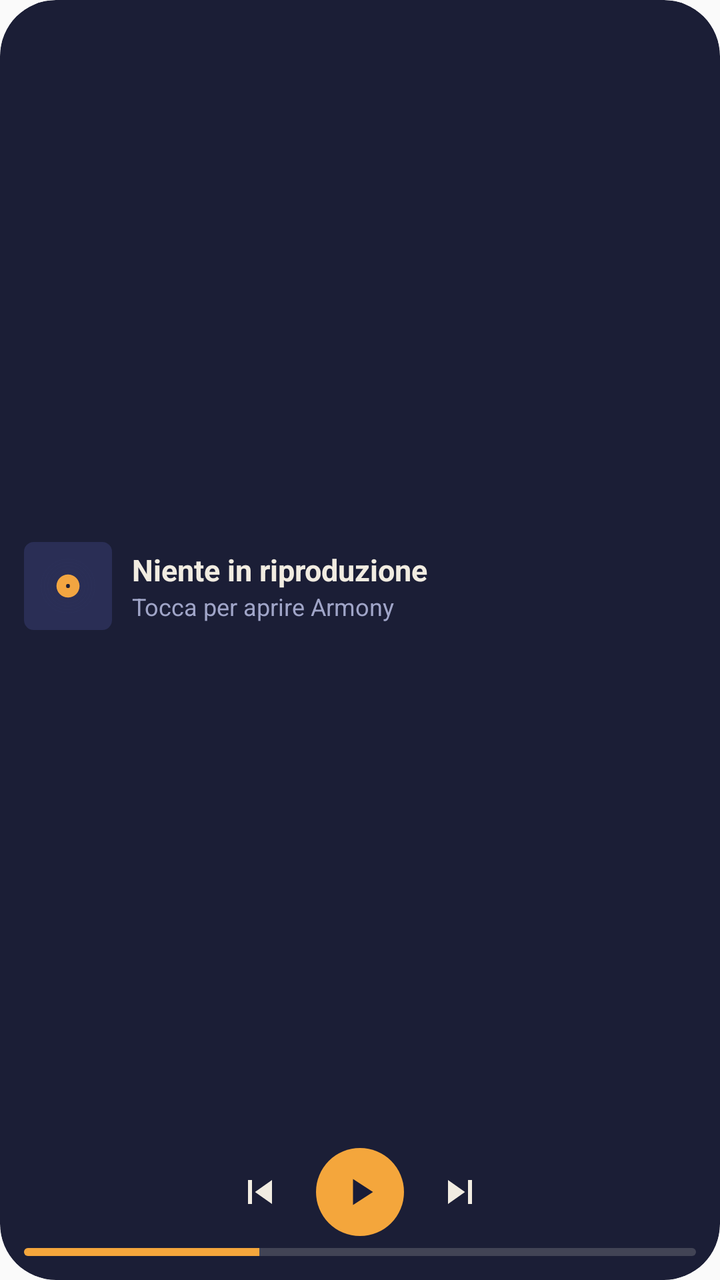
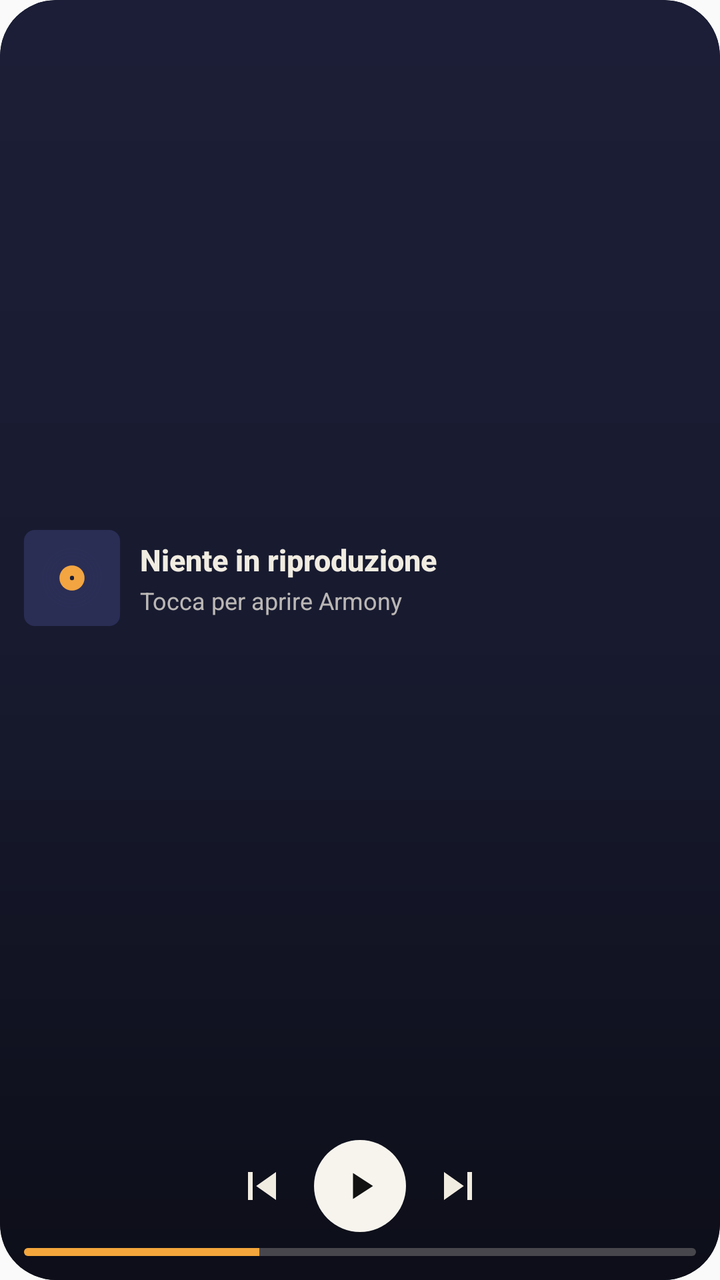

An Android layout rendered at two revisions. The XML below is the earlier revision; the diff shows what the commit changed to produce the second picture.
<!-- AndroidManifest.xml: application theme AppTheme -->
<!-- res/layout/widget_compact.xml -->
<?xml version="1.0" encoding="utf-8"?>
<LinearLayout xmlns:android="http://schemas.android.com/apk/res/android"
    android:id="@android:id/background"
    android:layout_width="match_parent"
    android:layout_height="match_parent"
    android:background="@drawable/widget_bg"
    android:clipToOutline="true"
    android:orientation="vertical"
    android:padding="12dp">

    <LinearLayout
        android:layout_width="match_parent"
        android:layout_height="0dp"
        android:layout_weight="1"
        android:gravity="center_vertical"
        android:orientation="horizontal">

        <ImageView
            android:id="@+id/w_cover"
            android:layout_width="44dp"
            android:layout_height="44dp"
            android:contentDescription="@string/widget_cover"
            android:scaleType="fitCenter"
            android:src="@drawable/widget_logo" />

        <LinearLayout
            android:layout_width="0dp"
            android:layout_height="wrap_content"
            android:layout_marginStart="10dp"
            android:layout_weight="1"
            android:orientation="vertical">

            <TextView
                android:id="@+id/w_title"
                android:layout_width="match_parent"
                android:layout_height="wrap_content"
                android:ellipsize="end"
                android:fontFamily="sans-serif"
                android:maxLines="1"
                android:text="@string/widget_idle"
                android:textColor="@color/widget_ink"
                android:textSize="15sp"
                android:textStyle="bold" />

            <TextView
                android:id="@+id/w_artist"
                android:layout_width="match_parent"
                android:layout_height="wrap_content"
                android:ellipsize="end"
                android:maxLines="1"
                android:text="@string/widget_idle_sub"
                android:textColor="@color/widget_muted"
                android:textSize="12sp" />
        </LinearLayout>
    </LinearLayout>

    <LinearLayout
        android:layout_width="match_parent"
        android:layout_height="wrap_content"
        android:gravity="center"
        android:orientation="horizontal">

        <ImageButton
            android:id="@+id/w_prev"
            android:layout_width="40dp"
            android:layout_height="40dp"
            android:background="@drawable/widget_press"
            android:contentDescription="@string/widget_prev"
            android:src="@drawable/widget_ic_prev" />

        <ImageButton
            android:id="@+id/w_toggle"
            android:layout_width="44dp"
            android:layout_height="44dp"
            android:layout_marginStart="8dp"
            android:layout_marginEnd="8dp"
            android:background="@drawable/widget_play_bg"
            android:contentDescription="@string/widget_play"
            android:src="@drawable/widget_ic_play" />

        <ImageButton
            android:id="@+id/w_next"
            android:layout_width="40dp"
            android:layout_height="40dp"
            android:background="@drawable/widget_press"
            android:contentDescription="@string/widget_next"
            android:src="@drawable/widget_ic_next" />
    </LinearLayout>

    <ProgressBar
        android:id="@+id/w_progress"
        style="?android:attr/progressBarStyleHorizontal"
        android:layout_width="match_parent"
        android:layout_height="4dp"
        android:layout_marginTop="6dp"
        android:indeterminate="false"
        android:max="1000"
        android:maxHeight="4dp"
        android:minHeight="4dp"
        android:progress="350"
        android:progressDrawable="@drawable/widget_progress" />
</LinearLayout>
<!-- resources referenced by this layout -->
<resources>
  <color name="widget_ink">#F1ECE1</color>
  <color name="widget_muted">#A0A5C8</color>
  <!-- drawable widget_bg (drawable) -->
  <?xml version="1.0" encoding="utf-8"?>
  <shape xmlns:android="http://schemas.android.com/apk/res/android" android:shape="rectangle">
      <solid android:color="@color/widget_bg" />
      <corners android:radius="@dimen/widget_radius" />
  </shape>
  <!-- drawable widget_ic_next (drawable) -->
  <?xml version="1.0" encoding="utf-8"?>
  <vector xmlns:android="http://schemas.android.com/apk/res/android" android:width="24dp" android:height="24dp" android:viewportWidth="24" android:viewportHeight="24">
      <path android:fillColor="@color/widget_ink" android:pathData="M6,18l8.5,-6L6,6v12zM16,6v12h2V6h-2z" />
  </vector>
  <!-- drawable widget_ic_play (drawable) -->
  <?xml version="1.0" encoding="utf-8"?>
  <vector xmlns:android="http://schemas.android.com/apk/res/android" android:width="24dp" android:height="24dp" android:viewportWidth="24" android:viewportHeight="24">
      <path android:fillColor="@color/widget_on_accent" android:pathData="M8.5,5.5v13l10,-6.5z" />
  </vector>
  <!-- drawable widget_ic_prev (drawable) -->
  <?xml version="1.0" encoding="utf-8"?>
  <vector xmlns:android="http://schemas.android.com/apk/res/android" android:width="24dp" android:height="24dp" android:viewportWidth="24" android:viewportHeight="24">
      <path android:fillColor="@color/widget_ink" android:pathData="M6,6h2v12H6zM9.5,12l8.5,6V6z" />
  </vector>
  <!-- drawable widget_play_bg (drawable) -->
  <?xml version="1.0" encoding="utf-8"?>
  <ripple xmlns:android="http://schemas.android.com/apk/res/android" android:color="#40191C38">
      <item>
          <shape android:shape="oval">
              <solid android:color="@color/widget_accent" />
          </shape>
      </item>
  </ripple>
  <!-- drawable widget_press (drawable) -->
  <?xml version="1.0" encoding="utf-8"?>
  <ripple xmlns:android="http://schemas.android.com/apk/res/android" android:color="#33F1ECE1" />
  <!-- drawable widget_progress (drawable) -->
  <?xml version="1.0" encoding="utf-8"?>
  <layer-list xmlns:android="http://schemas.android.com/apk/res/android">
      <item android:id="@android:id/background">
          <shape>
              <corners android:radius="2dp" />
              <solid android:color="#2EF1ECE1" />
          </shape>
      </item>
      <item android:id="@android:id/progress">
          <clip>
              <shape>
                  <corners android:radius="2dp" />
                  <solid android:color="@color/widget_accent" />
              </shape>
          </clip>
      </item>
  </layer-list>
  <string name="widget_cover">Apri In riproduzione</string>
  <string name="widget_idle">Niente in riproduzione</string>
  <string name="widget_idle_sub">Tocca per aprire Armony</string>
  <string name="widget_next">Successivo</string>
  <string name="widget_play">Riproduci</string>
  <string name="widget_prev">Precedente</string>
  <style name="AppTheme" parent="Theme.AppCompat.Light.DarkActionBar">
          <item name="colorPrimary">#1B1E36</item>
          <item name="colorPrimaryDark">#1B1E36</item>
          <item name="colorAccent">#F2A541</item>
      </style>
  <color name="widget_bg">#1B1E36</color>
  <dimen name="widget_radius">24dp</dimen>
  <color name="widget_on_accent">#191C38</color>
  <color name="widget_surface">#2A2E55</color>
  <color name="widget_accent">#F4A63C</color>
  <!-- unchanged entries left out for length: 2 -->
</resources>

<!-- the commit's change to res/layout/widget_compact.xml (unified diff, before → after) -->
@@ -1,102 +1,136 @@
 <?xml version="1.0" encoding="utf-8"?>
-<LinearLayout xmlns:android="http://schemas.android.com/apk/res/android"
+<FrameLayout xmlns:android="http://schemas.android.com/apk/res/android"
     android:id="@android:id/background"
     android:layout_width="match_parent"
     android:layout_height="match_parent"
     android:background="@drawable/widget_bg"
-    android:clipToOutline="true"
-    android:orientation="vertical"
-    android:padding="12dp">
+    android:clipToOutline="true">
+
+    <ImageView
+        android:id="@+id/w_bg"
+        android:layout_width="match_parent"
+        android:layout_height="match_parent"
+        android:importantForAccessibility="no"
+        android:scaleType="fitXY"
+        android:src="@drawable/widget_bg" />
+
+    <ImageView
+        android:layout_width="match_parent"
+        android:layout_height="match_parent"
+        android:importantForAccessibility="no"
+        android:scaleType="fitXY"
+        android:src="@drawable/widget_shade" />
 
     <LinearLayout
         android:layout_width="match_parent"
-        android:layout_height="0dp"
-        android:layout_weight="1"
-        android:gravity="center_vertical"
-        android:orientation="horizontal">
-
-        <ImageView
-            android:id="@+id/w_cover"
-            android:layout_width="44dp"
-            android:layout_height="44dp"
-            android:contentDescription="@string/widget_cover"
-            android:scaleType="fitCenter"
-            android:src="@drawable/widget_logo" />
+        android:layout_height="match_parent"
+        android:orientation="vertical"
+        android:padding="12dp">
 
         <LinearLayout
-            android:layout_width="0dp"
+            android:layout_width="match_parent"
+            android:layout_height="0dp"
+            android:layout_weight="1"
+            android:gravity="center_vertical"
+            android:orientation="horizontal">
+
+            <ImageView
+                android:id="@+id/w_cover"
+                android:layout_width="48dp"
+                android:layout_height="48dp"
+                android:contentDescription="@string/widget_cover"
+                android:scaleType="fitCenter"
+                android:src="@drawable/widget_logo" />
+
+            <LinearLayout
+                android:layout_width="0dp"
+                android:layout_height="wrap_content"
+                android:layout_marginStart="10dp"
+                android:layout_weight="1"
+                android:orientation="vertical">
+                <TextView
+                    android:id="@+id/w_title"
+                    android:layout_width="match_parent"
+                    android:layout_height="wrap_content"
+                    android:ellipsize="marquee"
+                    android:fontFamily="sans-serif-medium"
+                    android:singleLine="true"
+    android:focusable="true"
+    android:focusableInTouchMode="true"
+    android:scrollHorizontally="true"
+                    android:marqueeRepeatLimit="marquee_forever"
+                    android:text="@string/widget_idle"
+                    android:textColor="@color/widget_ink"
+                    android:textSize="15sp"
+                    android:textStyle="bold">
+    
+    <requestFocus />
+</TextView>
+
+                <TextView
+                    android:id="@+id/w_artist"
+                    android:layout_width="match_parent"
+                    android:layout_height="wrap_content"
+                    android:layout_marginTop="2dp"
+                    android:ellipsize="end"
+                    android:maxLines="1"
+                    android:text="@string/widget_idle_sub"
+                    android:textColor="@color/widget_muted"
+                    android:textSize="12sp" />
+            </LinearLayout>
+        </LinearLayout>
+
+        <LinearLayout
+            android:layout_width="match_parent"
             android:layout_height="wrap_content"
-            android:layout_marginStart="10dp"
-            android:layout_weight="1"
-            android:orientation="vertical">
+            android:layout_marginTop="4dp"
+            android:gravity="center"
+            android:orientation="horizontal">
 
-            <TextView
-                android:id="@+id/w_title"
-                android:layout_width="match_parent"
-                android:layout_height="wrap_content"
-                android:ellipsize="end"
-                android:fontFamily="sans-serif"
-                android:maxLines="1"
-                android:text="@string/widget_idle"
-                android:textColor="@color/widget_ink"
-                android:textSize="15sp"
-                android:textStyle="bold" />
+            <ImageButton
+                android:id="@+id/w_prev"
+                android:layout_width="40dp"
+                android:layout_height="40dp"
+                android:background="@drawable/widget_press"
+                android:contentDescription="@string/widget_prev"
+                android:padding="6dp"
+                android:scaleType="fitCenter"
+                android:src="@drawable/widget_ic_prev" />
 
-            <TextView
-                android:id="@+id/w_artist"
-                android:layout_width="match_parent"
-                android:layout_height="wrap_content"
-                android:ellipsize="end"
-                android:maxLines="1"
-                android:text="@string/widget_idle_sub"
-                android:textColor="@color/widget_muted"
-                android:textSize="12sp" />
+            <ImageButton
+                android:id="@+id/w_toggle"
+                android:layout_width="46dp"
+                android:layout_height="46dp"
+                android:layout_marginStart="6dp"
+                android:layout_marginEnd="6dp"
+                android:background="@drawable/widget_play_bg"
+                android:contentDescription="@string/widget_play"
+                android:padding="11dp"
+                android:scaleType="fitCenter"
+                android:src="@drawable/widget_ic_play" />
+
+            <ImageButton
+                android:id="@+id/w_next"
+                android:layout_width="40dp"
+                android:layout_height="40dp"
+                android:background="@drawable/widget_press"
+                android:contentDescription="@string/widget_next"
+                android:padding="6dp"
+                android:scaleType="fitCenter"
+                android:src="@drawable/widget_ic_next" />
         </LinearLayout>
+
+        <ProgressBar
+            android:id="@+id/w_progress"
+            style="?android:attr/progressBarStyleHorizontal"
+            android:layout_width="match_parent"
+            android:layout_height="4dp"
+            android:layout_marginTop="8dp"
+            android:indeterminate="false"
+            android:max="1000"
+            android:maxHeight="4dp"
+            android:minHeight="4dp"
+            android:progress="350"
+            android:progressDrawable="@drawable/widget_progress" />
     </LinearLayout>
-
-    <LinearLayout
-        android:layout_width="match_parent"
-        android:layout_height="wrap_content"
-        android:gravity="center"
-        android:orientation="horizontal">
-
-        <ImageButton
-            android:id="@+id/w_prev"
-            android:layout_width="40dp"
-            android:layout_height="40dp"
-            android:background="@drawable/widget_press"
-            android:contentDescription="@string/widget_prev"
-            android:src="@drawable/widget_ic_prev" />
-
-        <ImageButton
-            android:id="@+id/w_toggle"
-            android:layout_width="44dp"
-            android:layout_height="44dp"
-            android:layout_marginStart="8dp"
-            android:layout_marginEnd="8dp"
-            android:background="@drawable/widget_play_bg"
-            android:contentDescription="@string/widget_play"
-            android:src="@drawable/widget_ic_play" />
-
-        <ImageButton
-            android:id="@+id/w_next"
-            android:layout_width="40dp"
-            android:layout_height="40dp"
-            android:background="@drawable/widget_press"
-            android:contentDescription="@string/widget_next"
-            android:src="@drawable/widget_ic_next" />
-    </LinearLayout>
-
-    <ProgressBar
-        android:id="@+id/w_progress"
-        style="?android:attr/progressBarStyleHorizontal"
-        android:layout_width="match_parent"
-        android:layout_height="4dp"
-        android:layout_marginTop="6dp"
-        android:indeterminate="false"
-        android:max="1000"
-        android:maxHeight="4dp"
-        android:minHeight="4dp"
-        android:progress="350"
-        android:progressDrawable="@drawable/widget_progress" />
-</LinearLayout>
+</FrameLayout>
<!-- resource entries referenced after the edit -->
@@ -1,7 +1,7 @@
 <!-- resources referenced by this layout -->
 <resources>
   <color name="widget_ink">#F1ECE1</color>
-  <color name="widget_muted">#A0A5C8</color>
+  <color name="widget_muted">#BFF1ECE1</color>
   <!-- drawable widget_bg (drawable) -->
   <?xml version="1.0" encoding="utf-8"?>
   <shape xmlns:android="http://schemas.android.com/apk/res/android" android:shape="rectangle">
@@ -16,7 +16,7 @@
   <!-- drawable widget_ic_play (drawable) -->
   <?xml version="1.0" encoding="utf-8"?>
   <vector xmlns:android="http://schemas.android.com/apk/res/android" android:width="24dp" android:height="24dp" android:viewportWidth="24" android:viewportHeight="24">
-      <path android:fillColor="@color/widget_on_accent" android:pathData="M8.5,5.5v13l10,-6.5z" />
+      <path android:fillColor="@color/widget_on_play" android:pathData="M8.5,5.5v13l10,-6.5z" />
   </vector>
   <!-- drawable widget_ic_prev (drawable) -->
   <?xml version="1.0" encoding="utf-8"?>
@@ -25,10 +25,10 @@
   </vector>
   <!-- drawable widget_play_bg (drawable) -->
   <?xml version="1.0" encoding="utf-8"?>
-  <ripple xmlns:android="http://schemas.android.com/apk/res/android" android:color="#40191C38">
+  <ripple xmlns:android="http://schemas.android.com/apk/res/android" android:color="#33121212">
       <item>
           <shape android:shape="oval">
-              <solid android:color="@color/widget_accent" />
+              <solid android:color="@color/widget_play" />
           </shape>
       </item>
   </ripple>
@@ -41,7 +41,7 @@
       <item android:id="@android:id/background">
           <shape>
               <corners android:radius="2dp" />
-              <solid android:color="#2EF1ECE1" />
+              <solid android:color="#40F1ECE1" />
           </shape>
       </item>
       <item android:id="@android:id/progress">
@@ -53,6 +53,11 @@
           </clip>
       </item>
   </layer-list>
+  <!-- drawable widget_shade (drawable) -->
+  <?xml version="1.0" encoding="utf-8"?>
+  <shape xmlns:android="http://schemas.android.com/apk/res/android" android:shape="rectangle">
+      <gradient android:angle="270" android:startColor="#00000000" android:centerColor="#22000000" android:endColor="#8C000000" />
+  </shape>
   <string name="widget_cover">Apri In riproduzione</string>
   <string name="widget_idle">Niente in riproduzione</string>
   <string name="widget_idle_sub">Tocca per aprire Armony</string>
@@ -66,8 +71,9 @@
       </style>
   <color name="widget_bg">#1B1E36</color>
   <dimen name="widget_radius">24dp</dimen>
-  <color name="widget_on_accent">#191C38</color>
+  <color name="widget_on_play">#121212</color>
   <color name="widget_surface">#2A2E55</color>
+  <color name="widget_play">#F7F4EE</color>
   <color name="widget_accent">#F4A63C</color>
   <!-- unchanged entries left out for length: 2 -->
 </resources>
